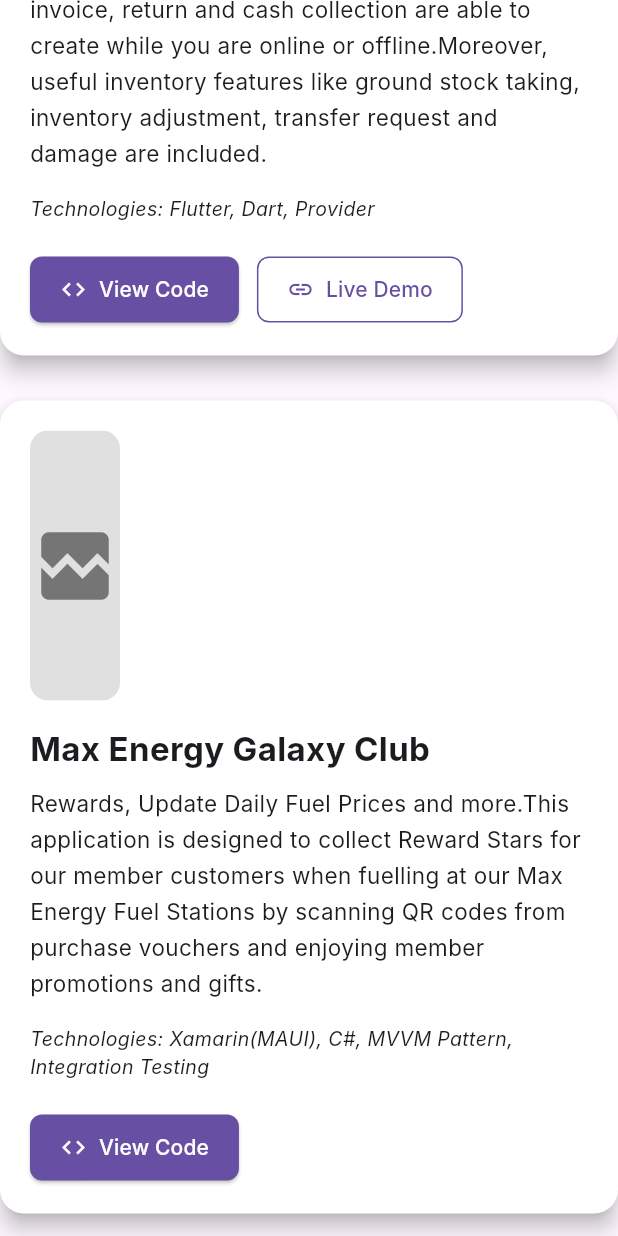
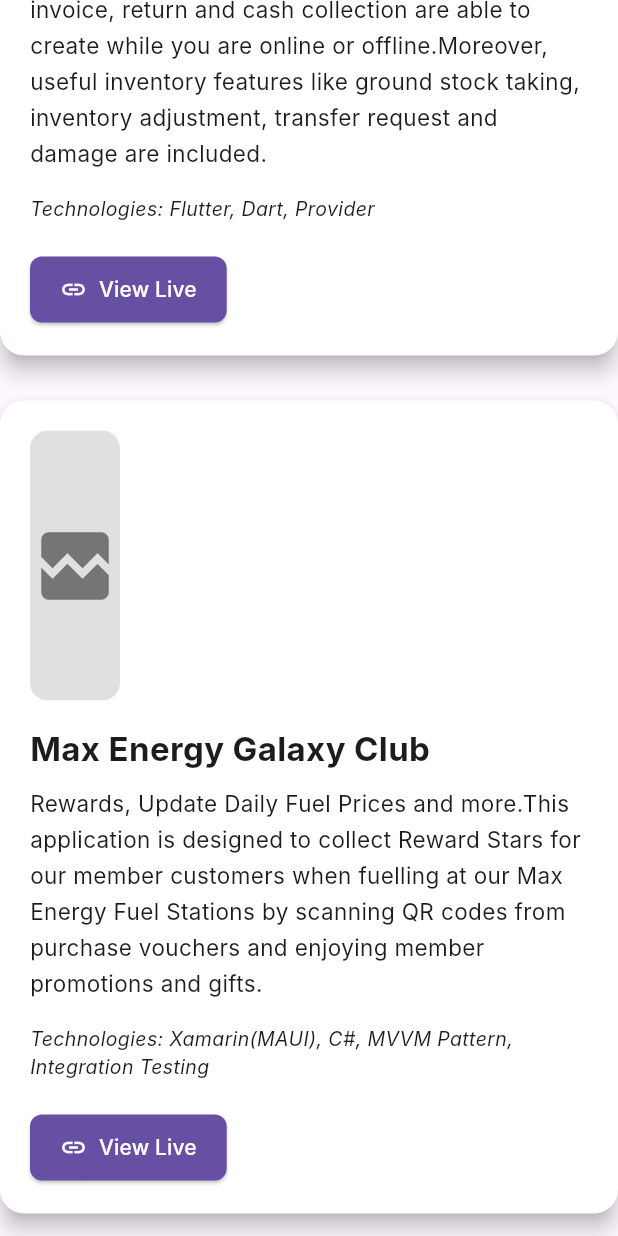
Before and after one commit to Kaung-Myat-Kyaw-xxl/myportfolio-2025, a Flutter app: the _ProjectsSection widget shown alone on an empty page, opened directly, scrolled down 1620 dp, on a phone screen of 412 x 824 dp. Run offline on Flutter 3.47's test engine with Material 3 defaults, Android fonts, the phone set to English and light mode, and no system bars; network calls fail; Roboto replaces fonts that are missing (Inter).

Commit message:
Added project live link

```diff
--- a/lib/main.dart
+++ b/lib/main.dart
@@ -419,7 +419,7 @@
         'technologies': 'Flutter, Dart, Firebase (Firestore, Auth), Provider, REST API, Unit Testing',
         'image': 'https://i.imgur.com/S1vuY5O.png', // Placeholder image
         'github_link': 'https://github.com/yourusername/ecommerce_app', // Replace with your GitHub link
-        'live_link': 'https://your-live-demo.com/ecommerce', // Replace with your live demo link (if any)
+        'live_link': 'https://play.google.com/store/apps/details?id=com.mit.app092&pcampaignid=web_share',
       },
       {
         'title': 'GlobalHR Cloud App',
@@ -427,7 +427,7 @@
         'technologies': 'Flutter, Dart, BloC (Cubit), MVVM Pattern, Clean Architecture, Integration Testing',
         'image': 'https://i.imgur.com/U6kvyKl.png', // Placeholder image
         'github_link': 'https://github.com/yourusername/task_manager',
-        'live_link': '', // No live link or replace with your live demo link
+        'live_link': 'https://play.google.com/store/apps/details?id=com.globalwave.globalta&pcampaignid=web_share',
       },
       {
         'title': 'SDLite (Distribution App)',
@@ -435,7 +435,7 @@
         'technologies': 'Flutter, Dart, Provider ',
         'image': 'https://i.imgur.com/cQmRJVO.png', // Placeholder image
         'github_link': 'https://github.com/yourusername/flutter_animations_lib',
-        'live_link': 'https://your-live-demo.com/animations',
+        'live_link': 'https://play.google.com/store/apps/details?id=com.mit.sdlitemit&pcampaignid=web_share',
       },
       {
         'title': 'Max Energy Galaxy Club',
@@ -443,7 +443,7 @@
         'technologies': 'Xamarin(MAUI), C#, MVVM Pattern, Integration Testing',
         'image': 'https://i.imgur.com/LC2K7cs.png', // Placeholder image
         'github_link': 'https://github.com/yourusername/task_manager',
-        'live_link': '', // No live link or replace with your live demo link
+        'live_link': 'https://play.google.com/store/apps/details?id=com.maxenergy.galaxyclub&pcampaignid=web_share',
       },
     ];
 
@@ -531,7 +531,7 @@
                             color: Theme.of(context).textTheme.bodySmall?.color ?? (Theme.of(context).brightness == Brightness.light ? Colors.black54 : Colors.white60),
                           ),
                         ),
-                        const SizedBox(height: 20),
+                        const SizedBox(height: 40),
                         _buildProjectButtons(context),
                       ],
                     ),
@@ -617,18 +617,19 @@
       runSpacing: 12.0,
       children: [
         ElevatedButton.icon(
-          onPressed: githubLink.isNotEmpty
-              ? () {
-            // TODO: Implement URL launching (add url_launcher package).
-            // For now, print to console.
-            log('Opening GitHub: $githubLink');
-            ScaffoldMessenger.of(context).showSnackBar(
-              SnackBar(content: Text('Would open GitHub: $githubLink')),
-            );
+          onPressed: liveLink.isNotEmpty ? () async {
+
+            final Uri url = Uri.parse(liveLink);
+            if (!await launchUrl(url)) {
+              ScaffoldMessenger.of(context).showSnackBar(
+              SnackBar(content: Text('Could not launch $liveLink')),
+              );
+            }
+            log('Opening Live Link: $liveLink');
           }
               : null, // Disable button if link is empty.
-          icon: const Icon(Icons.code),
-          label: const Text('View Code'),
+          icon: const Icon(Icons.link),
+          label: const Text('View Live'),
           style: ElevatedButton.styleFrom(
             backgroundColor: Theme.of(context).primaryColor,
             foregroundColor: Colors.white,
@@ -636,24 +637,24 @@
             shape: RoundedRectangleBorder(borderRadius: BorderRadius.circular(8)),
           ),
         ),
-        if (liveLink.isNotEmpty)
-          OutlinedButton.icon(
-            onPressed: () {
-              // TODO: Implement URL launching.
-              log('Opening Live Demo: $liveLink');
-              ScaffoldMessenger.of(context).showSnackBar(
-                SnackBar(content: Text('Would open Live Demo: $liveLink')),
-              );
-            },
-            icon: const Icon(Icons.link),
-            label: const Text('Live Demo'),
-            style: OutlinedButton.styleFrom(
-              foregroundColor: Theme.of(context).primaryColor,
-              side: BorderSide(color: Theme.of(context).primaryColor),
-              padding: const EdgeInsets.symmetric(horizontal: 20, vertical: 12),
-              shape: RoundedRectangleBorder(borderRadius: BorderRadius.circular(8)),
-            ),
-          ),
+        // if (liveLink.isNotEmpty)
+        //   OutlinedButton.icon(
+        //     onPressed: () {
+        //       // TODO: Implement URL launching.
+        //       log('Opening Live Demo: $liveLink');
+        //       ScaffoldMessenger.of(context).showSnackBar(
+        //         SnackBar(content: Text('Would open Live Demo: $liveLink')),
+        //       );
+        //     },
+        //     icon: const Icon(Icons.link),
+        //     label: const Text('Live Demo'),
+        //     style: OutlinedButton.styleFrom(
+        //       foregroundColor: Theme.of(context).primaryColor,
+        //       side: BorderSide(color: Theme.of(context).primaryColor),
+        //       padding: const EdgeInsets.symmetric(horizontal: 20, vertical: 12),
+        //       shape: RoundedRectangleBorder(borderRadius: BorderRadius.circular(8)),
+        //     ),
+        //   ),
       ],
     );
   }
@@ -709,9 +710,6 @@
               SnackBar(content: Text('Could not launch $url')),
             );
           }
-          // ScaffoldMessenger.of(context).showSnackBar(
-          //   SnackBar(content: Text('Would open: $url')),
-          // );
         }
             : null,
         borderRadius: BorderRadius.circular(8),
```
